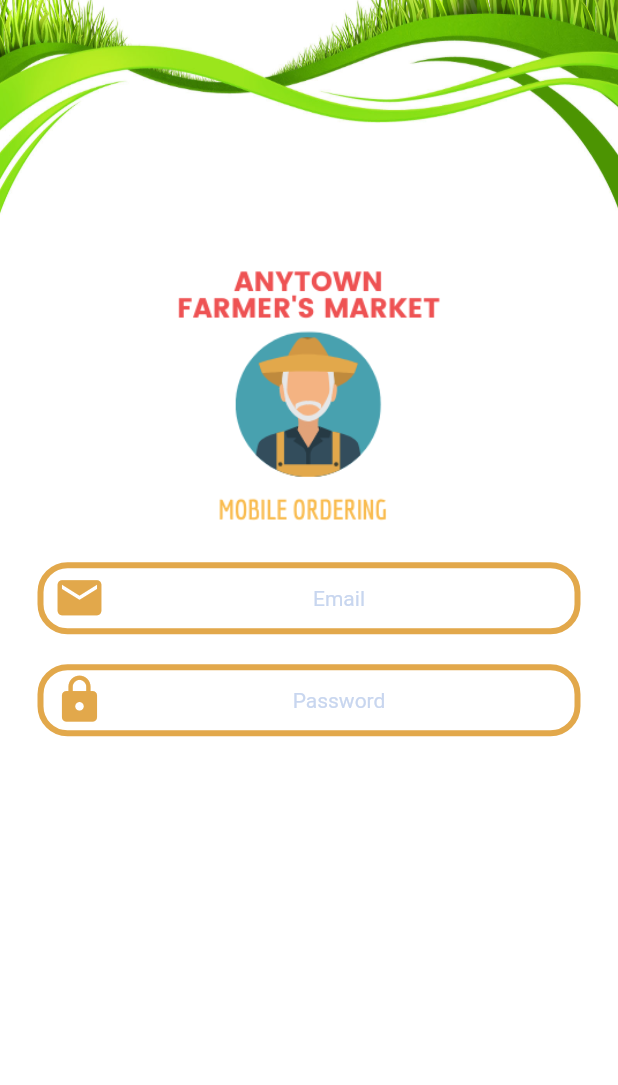
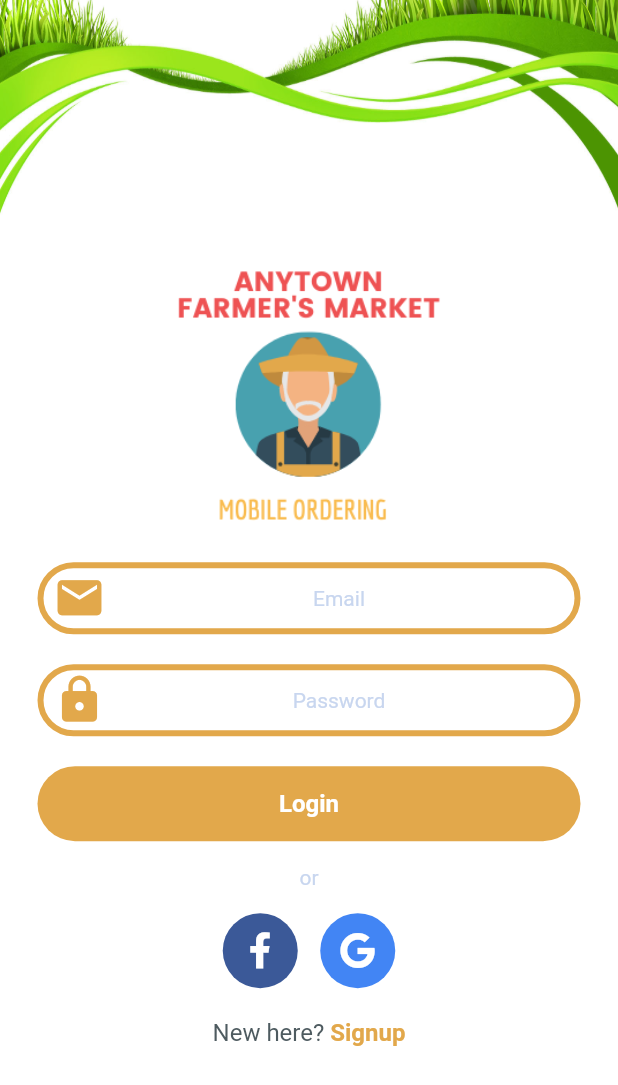
Before and after one commit to aduquenoy/Flutter_famers, a Flutter app: the screen it shows after launch, on a phone screen of 412 x 824 dp. Shown: the top 1085 px of the screen. Run offline on Flutter 3.47's test engine with Material 2 defaults, Android fonts, the phone set to English and light mode, and no system bars; our stand-ins replace font_awesome_flutter, google_fonts.

Commit message:
farmers_form

```diff
--- a/lib/src/screen/login.dart
+++ b/lib/src/screen/login.dart
@@ -1,6 +1,12 @@
 import 'dart:io';
+import 'dart:ui';
+import 'package:farmers_market/src/theme/base.dart';
+import 'package:farmers_market/src/theme/text.dart';
+import 'package:farmers_market/widget/button.dart';
+import 'package:farmers_market/widget/social.dart';
 import 'package:farmers_market/widget/textfield.dart';
 import 'package:flutter/cupertino.dart';
+import 'package:flutter/gestures.dart';
 import 'package:flutter/material.dart';
 
 class Login extends StatelessWidget {
@@ -44,9 +50,56 @@ class Login extends StatelessWidget {
           isIOS: Platform.isIOS,
           hintText: "Password",
           materialIcon: Icons.lock,
-          cupertinoIcon: IconData(0xf4c9,fontFamily: CupertinoIcons.iconFont,fontPackage: CupertinoIcons.iconFontPackage),
+          cupertinoIcon: IconData(0xf4c9,
+              fontFamily: CupertinoIcons.iconFont,
+              fontPackage: CupertinoIcons.iconFontPackage),
           obscureText: true,
         ),
+        AppButton(
+          buttonText: "Login",
+          buttonType: ButtonType.BorderTextfield,
+        ),
+        SizedBox(height: 6.0,),
+        Center(
+          child: Text(
+            "or",
+            style: TextStyles.suggestion,
+          ),
+        ),
+        SizedBox(height: 6.0,),
+        Padding(
+          padding: BaseStyles.listPadding,
+          child: Row(
+            mainAxisAlignment: MainAxisAlignment.center,
+            children: <Widget>[
+              AppSocialButton(
+                socialType: SocialType.Facebook,
+              ),
+              SizedBox(width: 15.0),
+              AppSocialButton(
+                socialType: SocialType.Google,
+              ),
+            ],
+          ),
+        ),
+        Padding(
+          padding: BaseStyles.listPadding,
+          child: RichText(
+            text: TextSpan(
+              text: "New here? ",
+              style: TextStyles.body,
+              children: [
+                TextSpan(
+                  text: "Signup",
+                  style: TextStyles.link,
+                  recognizer: TapGestureRecognizer()
+                    ..onTap = () => Navigator.pushNamed(context, "/signup")
+                )
+              ]
+            ),
+            textAlign: TextAlign.center,
+          ),
+        )
       ],
     );
   }
--- a/lib/src/theme/base.dart
+++ b/lib/src/theme/base.dart
@@ -1,4 +1,12 @@
+import 'package:flutter/material.dart';
+
 abstract class BaseStyles{
-  static double get borderRadius => 20.0;
+  static double get borderRadius => 30.0;
   static double get borderWidth => 4.0;
+  static double get listFieldHorizontal => 25.0;
+  static double get listFieldVertical => 10.0;
+
+  static EdgeInsets get listPadding{
+    return EdgeInsets.symmetric(horizontal: listFieldHorizontal, vertical: listFieldVertical);
+  }
 }
--- /dev/null
+++ b/lib/src/theme/button.dart
@@ -0,0 +1,4 @@
+abstract class ButtonStyles{
+
+  static double get buttonHeight => 50.0;
+}
--- a/lib/src/theme/color.dart
+++ b/lib/src/theme/color.dart
@@ -15,4 +15,8 @@ abstract class AppColors{
   static Color get bordertextfield => const Color(0xFFe2a84b);
 
   static Color get titre => const Color(0xFFee5253);
+
+  static Color get facebook => const Color(0xFF3b5998);
+
+  static Color get google => const Color(0xFF4285f4);
 }
--- a/lib/src/theme/text.dart
+++ b/lib/src/theme/text.dart
@@ -4,10 +4,44 @@ import 'package:google_fonts/google_fonts.dart';
 
 abstract class TextStyles {
   static TextStyle get body => GoogleFonts.roboto(
-      textStyle: TextStyle(color: AppColors.darkgray, fontSize: 16.0),
-    );
+        textStyle: TextStyle(
+          color: AppColors.darkgray,
+          fontSize: 16.0,
+        ),
+      );
+
+  static TextStyle get link => GoogleFonts.roboto(
+        textStyle: TextStyle(
+          color: AppColors.bordertextfield,
+          fontSize: 16.0,
+          fontWeight: FontWeight.bold,
+        ),
+      );
 
   static TextStyle get suggestion => GoogleFonts.roboto(
-      textStyle: TextStyle(color: AppColors.lightgray, fontSize: 14.0),
+        textStyle: TextStyle(
+          color: AppColors.lightgray,
+          fontSize: 14.0,
+        ),
+      );
+
+  static TextStyle get buttonTextLight {
+    return GoogleFonts.roboto(
+      textStyle: TextStyle(
+        color: Colors.white,
+        fontSize: 16.0,
+        fontWeight: FontWeight.bold,
+      ),
     );
+  }
+
+  static TextStyle get buttonTextDark {
+    return GoogleFonts.roboto(
+      textStyle: TextStyle(
+        color: AppColors.darkgray,
+        fontSize: 16.0,
+        fontWeight: FontWeight.bold,
+      ),
+    );
+  }
 }
--- a/lib/src/theme/textfield.dart
+++ b/lib/src/theme/textfield.dart
@@ -4,9 +4,9 @@ import 'package:flutter/material.dart';
 import 'base.dart';
 
 abstract class TextFieldStyles {
-  static double get textBoxHorizontal => 25.0;
+  static double get textBoxHorizontal => BaseStyles.listFieldHorizontal;
 
-  static double get textBoxVertical => 10.0;
+  static double get textBoxVertical => BaseStyles.listFieldVertical;
 
   static TextStyle get text => TextStyles.body;
 
--- /dev/null
+++ b/lib/widget/button.dart
@@ -0,0 +1,72 @@
+import 'package:farmers_market/src/theme/base.dart';
+import 'package:farmers_market/src/theme/button.dart';
+import 'package:farmers_market/src/theme/color.dart';
+import 'package:farmers_market/src/theme/text.dart';
+import 'package:flutter/material.dart';
+
+class AppButton extends StatelessWidget {
+
+  final String buttonText;
+  final ButtonType buttonType;
+
+  AppButton({@required this.buttonText, this.buttonType});
+
+  @override
+  Widget build(BuildContext context) {
+
+    TextStyle fontStyle;
+    Color buttonColor;
+
+    switch(buttonType){
+      case ButtonType.BorderTextfield:
+      fontStyle = TextStyles.buttonTextLight;
+      buttonColor = AppColors.bordertextfield;
+      break;
+      case ButtonType.LightBlue:
+      fontStyle = TextStyles.buttonTextLight;
+      buttonColor = AppColors.lightblue;
+      break;
+      case ButtonType.DarkBlue:
+      fontStyle = TextStyles.buttonTextLight;
+      buttonColor = AppColors.darkblue;
+      break;
+      case ButtonType.DarkGray:
+      fontStyle = TextStyles.buttonTextLight;
+      buttonColor = AppColors.darkgray;
+      break;
+      case ButtonType.LightGray:
+      fontStyle = TextStyles.buttonTextDark;
+      buttonColor = AppColors.lightgray;
+      break;
+      default:
+      fontStyle = TextStyles.buttonTextLight;
+      buttonColor = AppColors.lightblue;
+      break;
+    }
+
+    return Padding(
+      padding: BaseStyles.listPadding,
+      child: Container(
+        height: ButtonStyles.buttonHeight,
+        width: MediaQuery.of(context).size.width,
+        decoration: BoxDecoration(
+            color: buttonColor,
+            borderRadius: BorderRadius.circular(BaseStyles.borderRadius)),
+        child: Center(
+          child: Text(
+            buttonText,
+            style: fontStyle,
+          ),
+        ),
+      ),
+    );
+  }
+}
+
+enum ButtonType{
+  LightBlue,
+  BorderTextfield,
+  LightGray,
+  DarkGray,
+  DarkBlue
+}
--- /dev/null
+++ b/lib/widget/social.dart
@@ -0,0 +1,47 @@
+import 'package:farmers_market/src/theme/base.dart';
+import 'package:farmers_market/src/theme/button.dart';
+import 'package:farmers_market/src/theme/color.dart';
+import 'package:flutter/material.dart';
+import 'package:font_awesome_flutter/font_awesome_flutter.dart';
+
+class AppSocialButton extends StatelessWidget {
+
+  final SocialType socialType;
+
+  AppSocialButton({@required this.socialType});
+
+  @override
+  Widget build(BuildContext context) {
+
+    Color buttonColor;
+    Color iconColor;
+    IconData icon;
+
+    switch(socialType){
+      case SocialType.Facebook:
+      iconColor = Colors.white;
+      buttonColor = AppColors.facebook;
+      icon = FontAwesomeIcons.facebookF;
+      break;
+      default:
+      iconColor = Colors.white;
+      buttonColor = AppColors.google;
+      icon = FontAwesomeIcons.google;
+      break;
+    }
+
+    return Container(
+      height: ButtonStyles.buttonHeight,
+      width: ButtonStyles.buttonHeight,
+      decoration: BoxDecoration(
+          color: buttonColor,
+          borderRadius: BorderRadius.circular(BaseStyles.borderRadius)),
+      child: Icon(icon, color: iconColor)
+    );
+  }
+}
+
+enum SocialType{
+  Facebook,
+  Google
+}
--- a/pubspec.yaml
+++ b/pubspec.yaml
@@ -27,6 +27,7 @@ dependencies:
   firebase_auth: ^0.16.1
   cloud_firestore: ^0.13.7
   google_fonts: ^1.1.0
+  font_awesome_flutter: ^8.8.1
 
 
   # The following adds the Cupertino Icons font to your application.
```
Also changed, not shown: pubspec.lock.
